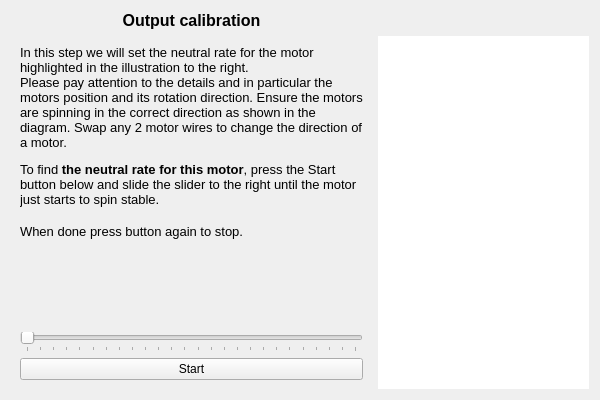
The window that ground/openpilotgcs/src/plugins/setupwizard/pages/outputcalibrationpage.ui (openpilot/OpenPilot) describes before a commit, drawn with Qt 5.
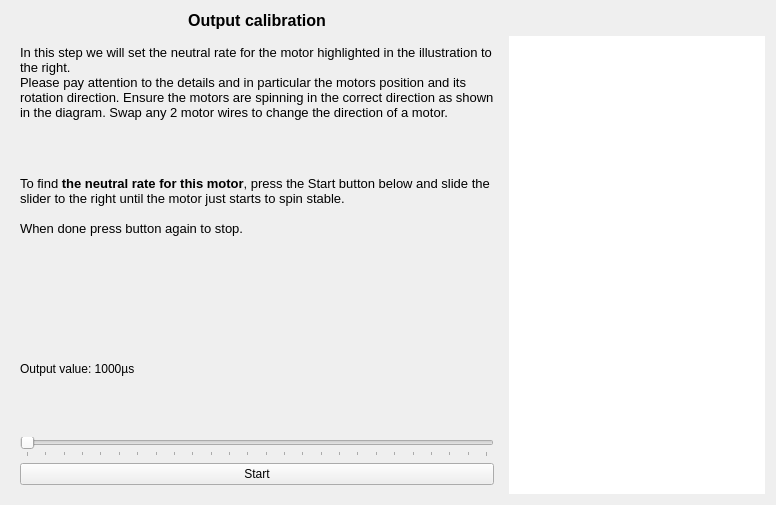
The same window after the commit. The open tabs and pages were chosen to show the change.

Commit message: OP-1723 Ground wizard, reversable motor support - Fixes default outputs levels issue (OP-1718)

What changed in the file:
```diff
--- a/ground/openpilotgcs/src/plugins/setupwizard/pages/outputcalibrationpage.ui
+++ b/ground/openpilotgcs/src/plugins/setupwizard/pages/outputcalibrationpage.ui
@@ -6,8 +6,8 @@
    <rect>
     <x>0</x>
     <y>0</y>
-    <width>600</width>
-    <height>400</height>
+    <width>776</width>
+    <height>505</height>
    </rect>
   </property>
   <property name="windowTitle">
@@ -94,9 +94,11 @@
 &lt;html&gt;&lt;head&gt;&lt;meta name=&quot;qrichtext&quot; content=&quot;1&quot; /&gt;&lt;style type=&quot;text/css&quot;&gt;
 p, li { white-space: pre-wrap; }
 &lt;/style&gt;&lt;/head&gt;&lt;body style=&quot; font-family:'Cantarell'; font-size:11pt; font-weight:400; font-style:normal;&quot;&gt;
-&lt;p style=&quot; margin-top:12px; margin-bottom:12px; margin-left:0px; margin-right:0px; -qt-block-indent:0; text-indent:0px;&quot;&gt;&lt;span style=&quot; font-size:10pt;&quot;&gt;In this step we will set the neutral rate for the motor highlighted in the illustration to the right. &lt;br /&gt;Please pay attention to the details and in particular the motors position and its rotation direction. Ensure the motors are spinning in the correct direction as shown in the diagram. Swap any 2 motor wires to change the direction of a motor. &lt;/span&gt;&lt;/p&gt;
-&lt;p style=&quot; margin-top:12px; margin-bottom:12px; margin-left:0px; margin-right:0px; -qt-block-indent:0; text-indent:0px;&quot;&gt;&lt;span style=&quot; font-size:10pt;&quot;&gt;To find &lt;/span&gt;&lt;span style=&quot; font-size:10pt; font-weight:600;&quot;&gt;the neutral rate for this motor&lt;/span&gt;&lt;span style=&quot; font-size:10pt;&quot;&gt;, press the Start button below and slide the slider to the right until the motor just starts to spin stable. &lt;br /&gt;&lt;br /&gt;When done press button again to stop.&lt;/span&gt;&lt;/p&gt;&lt;/body&gt;&lt;/html&gt;</string>
+&lt;p style=&quot; margin-top:12px; margin-bottom:12px; margin-left:0px; margin-right:0px; -qt-block-indent:0; text-indent:0px;&quot;&gt;&lt;span style=&quot; font-size:10pt;&quot;&gt;In this step we will set the neutral rate for the motor highlighted in the illustration to the right. &lt;br /&gt;Please pay attention to the details and in particular the motors position and its rotation direction. Ensure the motors are spinning in the correct direction as shown in the diagram. Swap any 2 motor wires to change the direction of a motor. &lt;/span&gt;&lt;/p&gt;&lt;/body&gt;&lt;/html&gt;</string>
          </property>
+         <property name="textFormat">
+          <enum>Qt::RichText</enum>
+         </property>
          <property name="alignment">
           <set>Qt::AlignLeading|Qt::AlignLeft|Qt::AlignTop</set>
          </property>
@@ -105,6 +107,29 @@
          </property>
         </widget>
        </item>
+       <item>
+        <widget class="QLabel" name="motorInfo">
+         <property name="text">
+          <string>&lt;html&gt;&lt;head/&gt;&lt;body&gt;&lt;p&gt;&lt;span style=&quot; font-size:10pt;&quot;&gt;To find &lt;/span&gt;&lt;span style=&quot; font-size:10pt; font-weight:600;&quot;&gt;the neutral rate for this motor&lt;/span&gt;&lt;span style=&quot; font-size:10pt;&quot;&gt;, press the Start button below and slide the slider to the right until the motor just starts to spin stable. &lt;br/&gt;&lt;br/&gt;When done press button again to stop.&lt;/span&gt;&lt;/p&gt;&lt;/body&gt;&lt;/html&gt;</string>
+         </property>
+         <property name="textFormat">
+          <enum>Qt::RichText</enum>
+         </property>
+         <property name="alignment">
+          <set>Qt::AlignLeading|Qt::AlignLeft|Qt::AlignTop</set>
+         </property>
+         <property name="wordWrap">
+          <bool>true</bool>
+         </property>
+        </widget>
+       </item>
+       <item>
+        <widget class="QLabel" name="motorPWMValue">
+         <property name="text">
+          <string>Output value: 1000µs</string>
+         </property>
+        </widget>
+       </item>
        <item>
         <widget class="QSlider" name="motorNeutralSlider">
          <property name="enabled">
```
Left out of the diff: 7 changed lines with no effect on the pictures. The commit also changes 3 other files.
